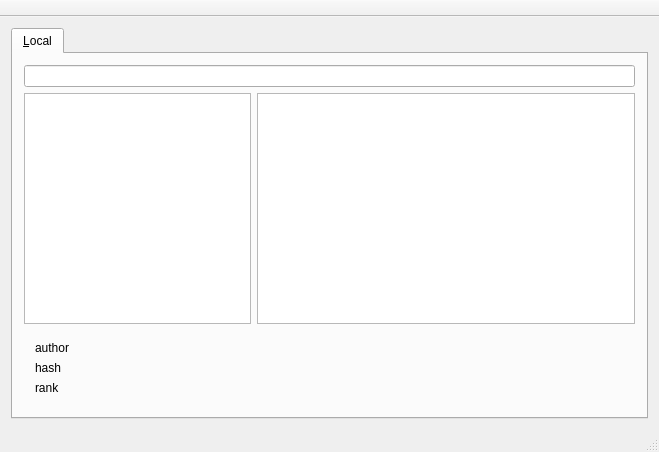
Qt form mainwindow.ui (theme/MangaLib) before a commit.
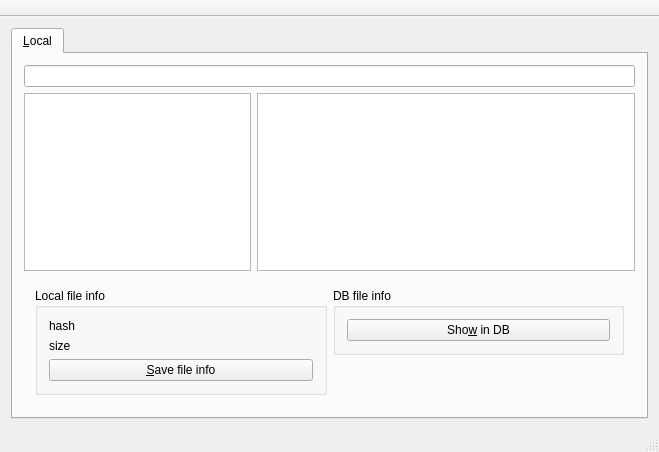
The same form after that commit. Icons and pictures are not drawn. Custom widgets are drawn as their Qt base class.

Commit message: change Local Tab ui.

What changed in the file:
```diff
--- a/mainwindow.ui
+++ b/mainwindow.ui
@@ -45,25 +45,50 @@
         <item>
          <widget class="QWidget" name="fileInfoWidget" native="true">
           <layout class="QGridLayout" name="gridLayout">
-           <item row="4" column="0">
-            <widget class="QLabel" name="frank">
-             <property name="text">
-              <string>rank</string>
+           <item row="0" column="0" rowspan="2">
+            <widget class="QGroupBox" name="localFileInfoGroup">
+             <property name="title">
+              <string>Local file info</string>
              </property>
+             <layout class="QVBoxLayout" name="verticalLayout">
+              <item>
+               <widget class="QLabel" name="fhash">
+                <property name="text">
+                 <string>hash</string>
+                </property>
+               </widget>
+              </item>
+              <item>
+               <widget class="QLabel" name="fsize">
+                <property name="text">
+                 <string>size</string>
+                </property>
+               </widget>
+              </item>
+              <item>
+               <widget class="QPushButton" name="pushButton">
+                <property name="text">
+                 <string>&amp;Save file info</string>
+                </property>
+               </widget>
+              </item>
+             </layout>
             </widget>
            </item>
-           <item row="2" column="0">
-            <widget class="QLabel" name="fauthor">
-             <property name="text">
-              <string>author</string>
+           <item row="0" column="1">
+            <widget class="QGroupBox" name="DBFileInfoGroup">
+             <property name="title">
+              <string>DB file info</string>
              </property>
-            </widget>
-           </item>
-           <item row="3" column="0">
-            <widget class="QLabel" name="fhash">
-             <property name="text">
-              <string>hash</string>
-             </property>
+             <layout class="QVBoxLayout" name="verticalLayout_3">
+              <item>
+               <widget class="QPushButton" name="showFileInDBButton">
+                <property name="text">
+                 <string>Sho&amp;w in DB</string>
+                </property>
+               </widget>
+              </item>
+             </layout>
             </widget>
            </item>
           </layout>
```
